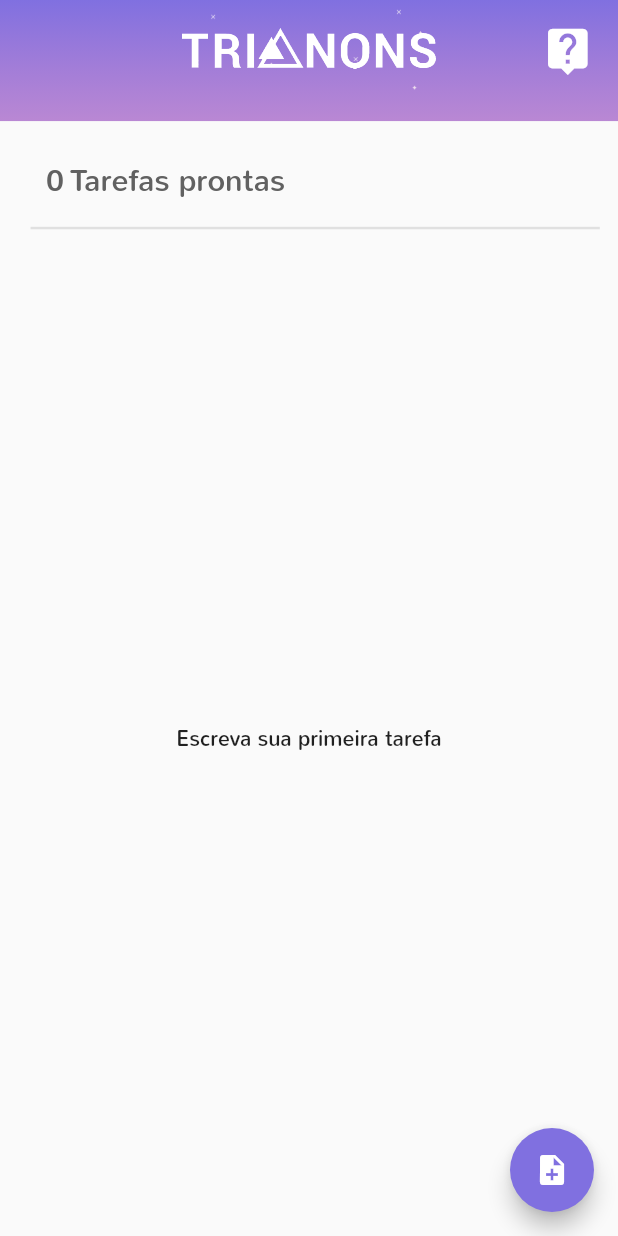
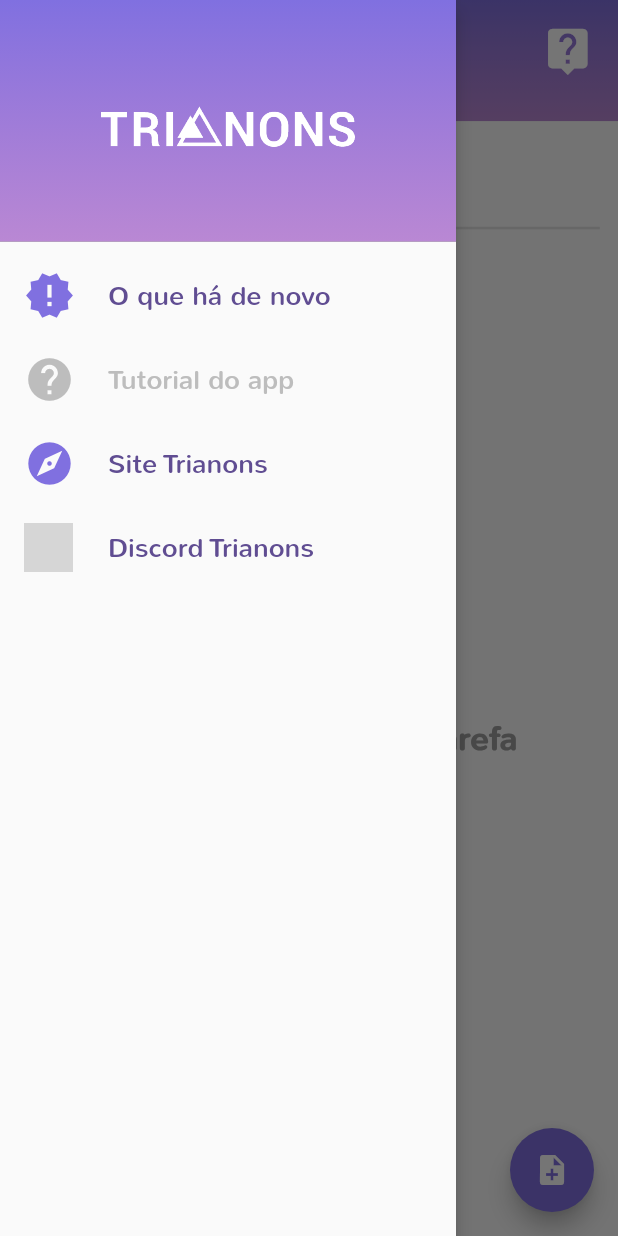
Before and after one commit to murilinhoPs/newTodoApp, a Flutter app: the screen it shows after launch, with the side drawer open (before the commit the screen has no drawer), on a phone screen of 412 x 824 dp. Run offline on Flutter 3.47's test engine with Material 2 defaults, Android fonts, the phone set to English and light mode, and no system bars; drawn by our look-alikes of flutter_speed_dial; our stand-ins replace dio, firebase_analytics, hive, hive_flutter, rxdart, toast; missing offline and left inert: bloc_pattern, flutter_facebook_appevents; accounts and stored records are empty; generated files the repository leaves out were written again; grey boxes are pictures that could not be loaded.

Commit message:
Added drawer, and divided appBar/drawer into cmpns

```diff
--- a/lib/app/app_widget.dart
+++ b/lib/app/app_widget.dart
@@ -32,9 +32,9 @@
         Provider<FirebaseAnalyticsObserver>.value(value: observer),
       ],
       child: MaterialApp(
-        darkTheme: MyTheme.globalTheme,
+        //darkTheme: MyTheme.globalTheme,
         debugShowCheckedModeBanner: false,
-        title: 'Flutter Demo',
+        title: 'Checklist Trianons',
         theme: MyTheme.globalTheme,
         navigatorObservers: <NavigatorObserver>[observer],
         home: HomeScreen(),
--- a/lib/app/pages/ToDoS/components/body.dart
+++ b/lib/app/pages/ToDoS/components/body.dart
@@ -73,7 +73,14 @@
                       return ToDoList(todo: todo);
                     })
                 : Center(
-                    child: Text('Escreva sua primeira tarefa'),
+                    child: Text(
+                      'Escreva sua primeira tarefa',
+                      style: TextStyle(
+                          fontFamily: 'Nunito',
+                          fontSize: 22,
+                          fontWeight: FontWeight.bold,
+                          color: Colors.grey),
+                    ),
                   ),
           ),
         ],
--- /dev/null
+++ b/lib/app/pages/ToDoS/components/my_drawer.dart
@@ -0,0 +1,96 @@
+import 'package:flutter/material.dart';
+import 'package:new_todo_trianons/app/shared/custom/Colors.dart';
+import 'package:new_todo_trianons/app/shared/repository/links_drawer.dart';
+
+class MyDrawer extends StatelessWidget {
+  final links = DrawerLinks();
+
+  @override
+  Widget build(BuildContext context) {
+    final phoneW = MediaQuery.of(context).size.width;
+
+    return Drawer(
+      elevation: 5,
+      child: ListView(
+        // Important: Remove any padding from the ListView.
+        padding: EdgeInsets.zero,
+        children: <Widget>[
+          DrawerHeader(
+            child: Flex(
+              direction: Axis.vertical,
+              mainAxisAlignment: MainAxisAlignment.center,
+              mainAxisSize: MainAxisSize.min,
+              children: <Widget>[
+                Image.asset(
+                  'assets/images/logo.png',
+                  alignment: Alignment.center,
+                  scale: phoneW * 0.008,
+                  filterQuality: FilterQuality.high,
+                )
+              ],
+            ),
+            decoration: BoxDecoration(
+              gradient: LinearGradient(
+                begin: Alignment.topCenter,
+                end: Alignment.bottomCenter,
+                colors: <Color>[
+                  Cor().appBarGradientCima,
+                  Cor().appBarGradientBaixo[700]
+                ],
+              ),
+            ),
+          ),
+          ListTile(
+            leading: Icon(
+              Icons.new_releases,
+              size: 34,
+              color: Cor().appBarGradientCima,
+            ),
+            title: Text('O que há de novo'),
+            onTap: () {
+              Navigator.pop(context);
+              links.updates(context);
+            },
+          ),
+          ListTile(
+            leading: Icon(
+              Icons.help,
+              color: Colors.grey[400],
+              size: 34,
+            ),
+            title: Text(
+              'Tutorial do app',
+              style: TextStyle(
+                color: Colors.grey[400],
+              ),
+            ),
+            //onTap: () {},
+          ),
+          ListTile(
+            leading: Icon(
+              Icons.explore,
+              size: 34,
+              color: Cor().appBarGradientCima,
+            ),
+            title: Text('Site Trianons'),
+            onTap: () {
+              Navigator.pop(context);
+              links.saite(context);
+            },
+          ),
+          ListTile(
+            leading: Image.asset(
+              '/Users/trianonsmps/development/projetosFlutter/newTodoApp/assets/images/discord.png',
+              width: phoneW * 0.08,
+            ),
+            title: Text('Discord Trianons'),
+            onTap: () {
+              Navigator.pop(context);
+              links.discord(context);
+            },
+          ),
+        ],
+      ),
+    );
+  }
+}
--- a/lib/app/pages/ToDoS/todo_page.dart
+++ b/lib/app/pages/ToDoS/todo_page.dart
@@ -1,5 +1,6 @@
 //import 'package:facebook_analytics/facebook_analytics.dart';
 import 'package:firebase_analytics/firebase_analytics.dart';
+
 import 'package:firebase_analytics/observer.dart';
 import 'package:flutter/cupertino.dart';
 import 'package:flutter/material.dart';
@@ -10,10 +11,10 @@
 import 'package:new_todo_trianons/app/pages/ToDoS/components/body.dart';
 import 'package:new_todo_trianons/app/pages/ToDoS/bloc/indices_provider.dart';
 import 'package:new_todo_trianons/app/pages/ToDoS/components/dialogs.dart';
-import 'package:new_todo_trianons/app/pages/ToDoS/components/help_icon.dart';
-import 'package:new_todo_trianons/app/shared/custom/Colors.dart';
-import 'package:new_todo_trianons/app/shared/custom/global_theme.dart';
+import 'package:new_todo_trianons/app/pages/ToDoS/components/my_drawer.dart';
 import 'package:provider/provider.dart';
+
+import 'components/my_app_bar.dart';
 
 class MyTodoPage extends StatefulWidget {
   @override
@@ -51,65 +52,10 @@
   Widget build(BuildContext context) {
     final FirebaseAnalytics analytics =
         Provider.of<FirebaseAnalytics>(context, listen: false);
-    final phoneW = MediaQuery.of(context).size.width;
-    final phoneH = MediaQuery.of(context).size.height;
-
-    _myAppBar() {
-      return AppBar(
-        leading: Container(width: 30),
-        actions: <Widget>[
-          HelpIcon(Colors.white),
-        ],
-        elevation: 0.0,
-        flexibleSpace: Container(
-          alignment: Alignment.bottomCenter,
-          child: Image.asset(
-            'assets/images/estrelas.png',
-          ),
-          decoration: BoxDecoration(
-            gradient: LinearGradient(
-              begin: Alignment.topCenter,
-              end: Alignment.bottomCenter,
-              colors: <Color>[
-                Cor().appBarGradientCima,
-                Cor().appBarGradientBaixo[700]
-              ],
-            ),
-          ),
-        ),
-        centerTitle: true,
-        title: Flex(
-          direction: Axis.vertical,
-          mainAxisAlignment: MainAxisAlignment.center,
-          mainAxisSize: MainAxisSize.max,
-          children: <Widget>[
-            SizedBox(
-              height: phoneH * 0.01,
-            ),
-            Row(
-              mainAxisAlignment: MainAxisAlignment.center,
-              children: <Widget>[
-                Image.asset(
-                  'assets/images/logo.png',
-                  alignment: Alignment.center,
-                  scale: phoneW * 0.008,
-                  filterQuality: FilterQuality.high,
-                )
-              ],
-            )
-          ],
-        ),
-        bottom: PreferredSize(
-          preferredSize: Size(phoneW * 0.3, phoneH * 0.03),
-          child: Container(
-            height: 10,
-          ),
-        ),
-      );
-    }
 
     return Scaffold(
-      appBar: _myAppBar(),
+      appBar: MyAppBar().build(context),
+      drawer: MyDrawer(),
       floatingActionButton: SpeedDial(
         child: Icon(Icons.note_add),
         overlayOpacity: 0.5,
@@ -117,7 +63,7 @@
           SpeedDialChild(
               child: Icon(Icons.create),
               label: 'Criar novo',
-              labelStyle: MyTheme.globalTheme.textTheme.bodyText1,
+              labelStyle: Theme.of(context).textTheme.bodyText1,
               onTap: () async {
                 _dialogs.openTodoDialog(null, context);
                 await analytics.logEvent(
@@ -130,7 +76,9 @@
           SpeedDialChild(
             child: Icon(Icons.add),
             elevation: 0.0,
-            labelStyle: MyTheme.globalTheme.textTheme.bodyText1,
+            labelStyle: Theme.of(context)
+                .textTheme
+                .bodyText1, //MyTheme.globalTheme.textTheme.bodyText1,
             onTap: () async {
               _dialogs.openTemplateDialog(null, context);
               await analytics.logEvent(
--- a/lib/app/shared/custom/global_theme.dart
+++ b/lib/app/shared/custom/global_theme.dart
@@ -5,8 +5,16 @@
 class MyTheme {
   static final ThemeData globalTheme = ThemeData(
       fontFamily: 'Nunito',
+      iconTheme: IconThemeData(
+        color: Cor().appBarGradientCima,
+      ),
+      accentIconTheme: IconThemeData(
+        color: Cor().appBarGradientCima,
+      ),
       appBarTheme: AppBarTheme(
+        iconTheme: IconThemeData(color: Colors.white),
         elevation: 0.0,
+        brightness: Brightness.light,
         color: Colors.transparent,
         //actionsIconTheme: IconThemeData(color: Colors.white, size: 35),
         textTheme: TextTheme(
@@ -24,9 +32,6 @@
         backgroundColor: Cor().appBarGradientCima,
         elevation: 3.0,
       ),
-      iconTheme: IconThemeData(
-          color: Cor()
-              .customColor[600]), //IconThemeData(color: Colors.purple[600]),
       cursorColor: Cor().customColor, //Colors.purple[600],
       accentColor: Cor().customColorBody, //Colors.purple[600],
       textTheme: TextTheme(
--- a/pubspec.yaml
+++ b/pubspec.yaml
@@ -58,6 +58,7 @@
     - assets/images/logo.png
     - assets/images/calendario.png
     - assets/images/estrelas.png
+    - assets/images/discord.png
 
   # An image asset can refer to one or more resolution-specific "variants", see
   # https://flutter.dev/assets-and-images/#resolution-aware.
```
Also changed, not shown: lib/app/pages/ToDoS/components/help_icon.dart (+9 -3 lines), lib/app/pages/ToDoS/components/my_app_bar.dart (added, +63 -0 lines), lib/app/pages/ToDoS/components/todo_list.dart (+9 -3 lines), lib/app/pages/updates_page/main_screen.dart (added, +15 -0 lines), lib/app/shared/repository/links_drawer.dart (added, +53 -0 lines), lib/app/shared/services/open_links.dart (+38 -43 lines), assets/images/discord.png (added), 5 other files.
